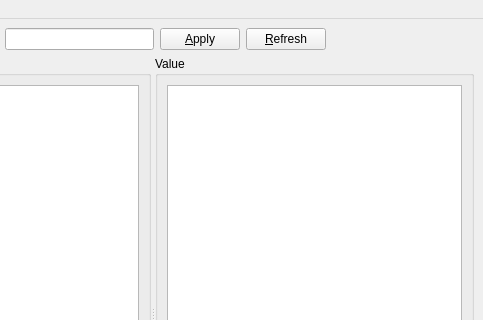
First picture: the form in cassview/src/MainWindow.ui, repository m2osw/snapcpp, before the edit; both pictures show x 500 to 983 and y 0 to 320 of the 983 by 606 pixel window.
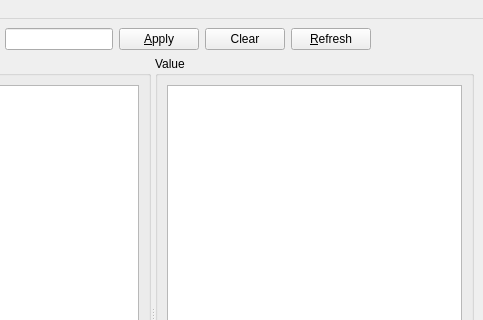
Second picture: the form after the edit. Icons and pictures are not drawn.

Commit message: Fixed the filtering in the QueryModel, and added a Clear button in cassview.

```diff
--- a/cassview/src/MainWindow.ui
+++ b/cassview/src/MainWindow.ui
@@ -100,6 +100,13 @@
         </property>
        </widget>
       </item>
+      <item>
+       <widget class="QPushButton" name="f_clearFilter">
+        <property name="text">
+         <string>Clear</string>
+        </property>
+       </widget>
+      </item>
       <item>
        <widget class="QPushButton" name="f_refreshView">
         <property name="text">
```
The commit also changes 6 other files.
